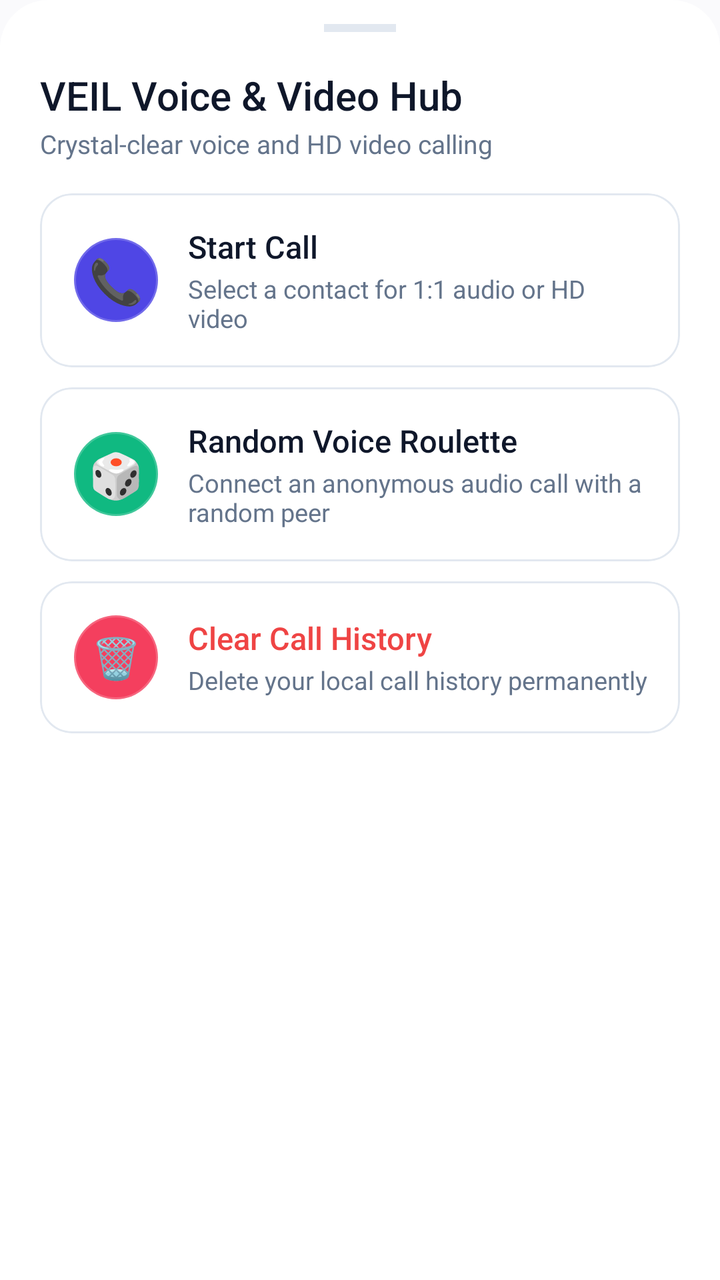
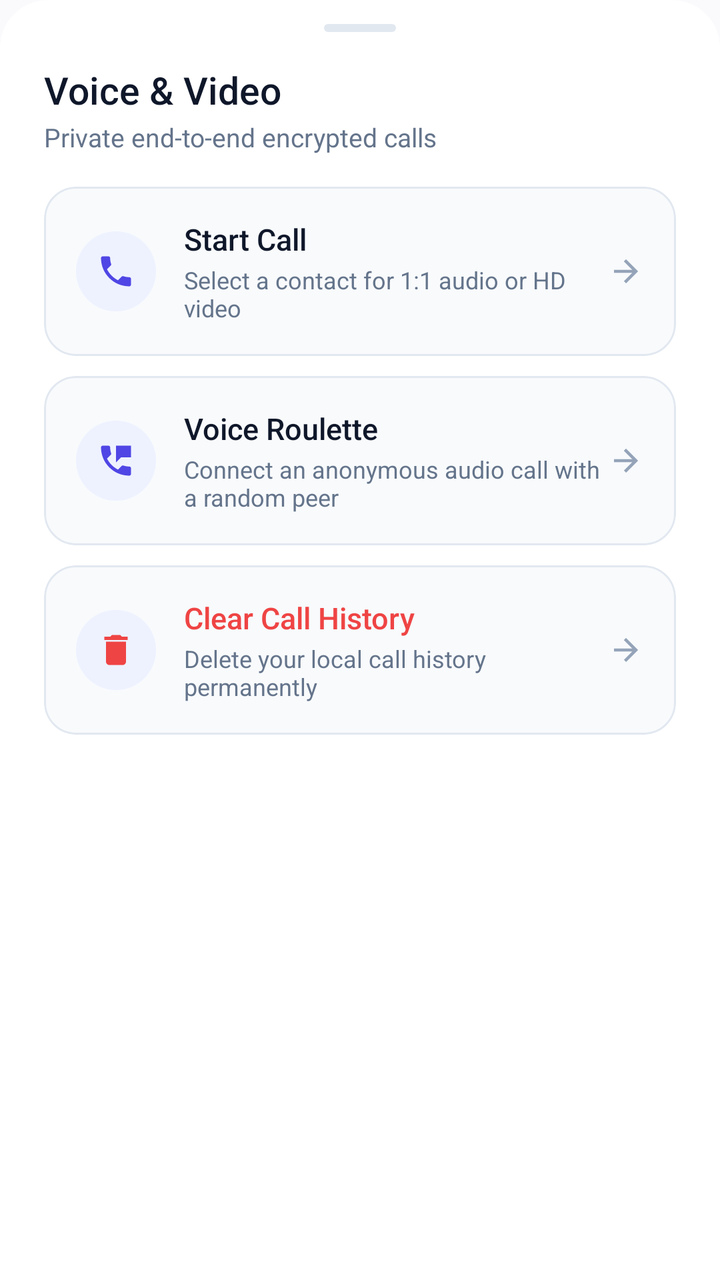

Before-and-after screenshots of an Android layout around one commit, followed by the original layout XML and the change that was made.
<!-- AndroidManifest.xml: application theme Theme.VEIL -->
<!-- res/layout/dialog_call_hub_sheet.xml -->
<?xml version="1.0" encoding="utf-8"?>
<LinearLayout xmlns:android="http://schemas.android.com/apk/res/android"
    xmlns:app="http://schemas.android.com/apk/res-auto"
    android:layout_width="match_parent"
    android:layout_height="wrap_content"
    android:orientation="vertical"
    android:background="@drawable/bottom_sheet_background"
    android:paddingStart="20dp"
    android:paddingEnd="20dp"
    android:paddingTop="12dp"
    android:paddingBottom="24dp">

    
    <View
        android:layout_width="36dp"
        android:layout_height="4dp"
        android:background="@color/colorOutline"
        android:layout_gravity="center_horizontal"
        android:layout_marginBottom="18dp" />

    <TextView
        android:layout_width="wrap_content"
        android:layout_height="wrap_content"
        android:text="VEIL Voice &amp; Video Hub"
        android:textColor="@color/textPrimary"
        android:textSize="20sp"
        android:fontFamily="sans-serif-medium" />

    <TextView
        android:layout_width="wrap_content"
        android:layout_height="wrap_content"
        android:text="Crystal-clear voice and HD video calling"
        android:textColor="@color/textSecondary"
        android:textSize="13sp"
        android:layout_marginTop="2dp"
        android:layout_marginBottom="16dp" />

    
    <com.google.android.material.card.MaterialCardView
        android:id="@+id/cardCallHubDirect"
        android:layout_width="match_parent"
        android:layout_height="wrap_content"
        android:layout_marginBottom="10dp"
        app:cardCornerRadius="16dp"
        app:cardElevation="0dp"
        app:strokeWidth="1dp"
        app:strokeColor="@color/colorOutline"
        app:cardBackgroundColor="@color/colorSurface">

        <LinearLayout
            android:layout_width="match_parent"
            android:layout_height="wrap_content"
            android:orientation="horizontal"
            android:gravity="center_vertical"
            android:padding="16dp">

            <TextView
                android:layout_width="44dp"
                android:layout_height="44dp"
                android:gravity="center"
                android:text="📞"
                android:textSize="22sp"
                android:background="@drawable/bg_swatch_indigo"
                android:layout_marginEnd="14dp" />

            <LinearLayout
                android:layout_width="0dp"
                android:layout_height="wrap_content"
                android:layout_weight="1"
                android:orientation="vertical">

                <TextView
                    android:layout_width="wrap_content"
                    android:layout_height="wrap_content"
                    android:text="Start Call"
                    android:textColor="@color/textPrimary"
                    android:textSize="15.5sp"
                    android:fontFamily="sans-serif-medium" />

                <TextView
                    android:layout_width="wrap_content"
                    android:layout_height="wrap_content"
                    android:text="Select a contact for 1:1 audio or HD video"
                    android:textColor="@color/textSecondary"
                    android:textSize="12.5sp"
                    android:layout_marginTop="2dp" />
            </LinearLayout>
        </LinearLayout>
    </com.google.android.material.card.MaterialCardView>

    
    <com.google.android.material.card.MaterialCardView
        android:id="@+id/cardCallHubRoulette"
        android:layout_width="match_parent"
        android:layout_height="wrap_content"
        android:layout_marginBottom="10dp"
        app:cardCornerRadius="16dp"
        app:cardElevation="0dp"
        app:strokeWidth="1dp"
        app:strokeColor="@color/colorOutline"
        app:cardBackgroundColor="@color/colorSurface">

        <LinearLayout
            android:layout_width="match_parent"
            android:layout_height="wrap_content"
            android:orientation="horizontal"
            android:gravity="center_vertical"
            android:padding="16dp">

            <TextView
                android:layout_width="44dp"
                android:layout_height="44dp"
                android:gravity="center"
                android:text="🎲"
                android:textSize="22sp"
                android:background="@drawable/bg_swatch_emerald"
                android:layout_marginEnd="14dp" />

            <LinearLayout
                android:layout_width="0dp"
                android:layout_height="wrap_content"
                android:layout_weight="1"
                android:orientation="vertical">

                <TextView
                    android:layout_width="wrap_content"
                    android:layout_height="wrap_content"
                    android:text="Random Voice Roulette"
                    android:textColor="@color/textPrimary"
                    android:textSize="15.5sp"
                    android:fontFamily="sans-serif-medium" />

                <TextView
                    android:layout_width="wrap_content"
                    android:layout_height="wrap_content"
                    android:text="Connect an anonymous audio call with a random peer"
                    android:textColor="@color/textSecondary"
                    android:textSize="12.5sp"
                    android:layout_marginTop="2dp" />
            </LinearLayout>
        </LinearLayout>
    </com.google.android.material.card.MaterialCardView>

    
    <com.google.android.material.card.MaterialCardView
        android:id="@+id/cardCallHubClear"
        android:layout_width="match_parent"
        android:layout_height="wrap_content"
        app:cardCornerRadius="16dp"
        app:cardElevation="0dp"
        app:strokeWidth="1dp"
        app:strokeColor="@color/colorOutline"
        app:cardBackgroundColor="@color/colorSurface">

        <LinearLayout
            android:layout_width="match_parent"
            android:layout_height="wrap_content"
            android:orientation="horizontal"
            android:gravity="center_vertical"
            android:padding="16dp">

            <TextView
                android:layout_width="44dp"
                android:layout_height="44dp"
                android:gravity="center"
                android:text="🗑️"
                android:textSize="20sp"
                android:background="@drawable/bg_swatch_rose"
                android:layout_marginEnd="14dp" />

            <LinearLayout
                android:layout_width="0dp"
                android:layout_height="wrap_content"
                android:layout_weight="1"
                android:orientation="vertical">

                <TextView
                    android:layout_width="wrap_content"
                    android:layout_height="wrap_content"
                    android:text="Clear Call History"
                    android:textColor="#EF4444"
                    android:textSize="15.5sp"
                    android:fontFamily="sans-serif-medium" />

                <TextView
                    android:layout_width="wrap_content"
                    android:layout_height="wrap_content"
                    android:text="Delete your local call history permanently"
                    android:textColor="@color/textSecondary"
                    android:textSize="12.5sp"
                    android:layout_marginTop="2dp" />
            </LinearLayout>
        </LinearLayout>
    </com.google.android.material.card.MaterialCardView>

</LinearLayout>
<!-- resources referenced by this layout -->
<resources>
  <!-- drawable bg_swatch_emerald (drawable) -->
  <?xml version="1.0" encoding="utf-8"?>
  <shape xmlns:android="http://schemas.android.com/apk/res/android"
      android:shape="oval">
      <solid android:color="#10B981" />
      <stroke android:width="2dp" android:color="#33FFFFFF" />
  </shape>
  <!-- drawable bg_swatch_indigo (drawable) -->
  <?xml version="1.0" encoding="utf-8"?>
  <shape xmlns:android="http://schemas.android.com/apk/res/android"
      android:shape="oval">
      <solid android:color="#4F46E5" />
      <stroke android:width="2dp" android:color="#33FFFFFF" />
  </shape>
  <!-- drawable bg_swatch_rose (drawable) -->
  <?xml version="1.0" encoding="utf-8"?>
  <shape xmlns:android="http://schemas.android.com/apk/res/android"
      android:shape="oval">
      <solid android:color="#F43F5E" />
      <stroke android:width="2dp" android:color="#33FFFFFF" />
  </shape>
  <style name="Base.Theme.VEIL" parent="Theme.Material3.DayNight.NoActionBar">
          <item name="android:statusBarColor">@android:color/transparent</item>
          <item name="android:navigationBarColor">@android:color/transparent</item>
          <item name="android:windowLightStatusBar" tools:targetApi="m">true</item>
          <item name="colorPrimary">@color/colorPrimary</item>
          <item name="colorOnPrimary">@color/colorOnPrimary</item>
          <item name="colorPrimaryContainer">@color/colorPrimaryContainer</item>
          <item name="colorOnPrimaryContainer">@color/colorOnPrimaryContainer</item>
          <item name="colorSurface">@color/colorSurface</item>
          <item name="colorSurfaceVariant">@color/colorSurfaceVariant</item>
          <item name="colorOutline">@color/colorOutline</item>
          <item name="android:colorBackground">@color/colorBackground</item>
          <item name="bottomSheetDialogTheme">@style/ModernBottomSheetDialogTheme</item>
      </style>
  <!-- unchanged entries left out for length: 14 -->
</resources>

<!-- the commit's change to res/layout/dialog_call_hub_sheet.xml (unified diff, before → after) -->
@@ -3,37 +3,37 @@
     xmlns:app="http://schemas.android.com/apk/res-auto"
     android:layout_width="match_parent"
     android:layout_height="wrap_content"
+    android:background="@drawable/bottom_sheet_background"
     android:orientation="vertical"
-    android:background="@drawable/bottom_sheet_background"
-    android:paddingStart="20dp"
-    android:paddingEnd="20dp"
+    android:paddingStart="22dp"
     android:paddingTop="12dp"
-    android:paddingBottom="24dp">
+    android:paddingEnd="22dp"
+    android:paddingBottom="26dp">
 
     
     <View
         android:layout_width="36dp"
         android:layout_height="4dp"
-        android:background="@color/colorOutline"
         android:layout_gravity="center_horizontal"
-        android:layout_marginBottom="18dp" />
+        android:layout_marginBottom="16dp"
+        android:background="@drawable/bg_persona_drag_handle" />
 
     <TextView
         android:layout_width="wrap_content"
         android:layout_height="wrap_content"
-        android:text="VEIL Voice &amp; Video Hub"
+        android:fontFamily="sans-serif-medium"
+        android:text="Voice &amp; Video"
         android:textColor="@color/textPrimary"
-        android:textSize="20sp"
-        android:fontFamily="sans-serif-medium" />
+        android:textSize="19sp" />
 
     <TextView
         android:layout_width="wrap_content"
         android:layout_height="wrap_content"
-        android:text="Crystal-clear voice and HD video calling"
+        android:layout_marginTop="2dp"
+        android:layout_marginBottom="16dp"
+        android:text="Private end-to-end encrypted calls"
         android:textColor="@color/textSecondary"
-        android:textSize="13sp"
-        android:layout_marginTop="2dp"
-        android:layout_marginBottom="16dp" />
+        android:textSize="13sp" />
 
     
     <com.google.android.material.card.MaterialCardView
@@ -41,27 +41,34 @@
         android:layout_width="match_parent"
         android:layout_height="wrap_content"
         android:layout_marginBottom="10dp"
+        android:clickable="true"
+        android:focusable="true"
+        app:cardBackgroundColor="@color/colorSurfaceContainerLow"
         app:cardCornerRadius="16dp"
         app:cardElevation="0dp"
-        app:strokeWidth="1dp"
         app:strokeColor="@color/colorOutline"
-        app:cardBackgroundColor="@color/colorSurface">
+        app:strokeWidth="1dp">
 
         <LinearLayout
             android:layout_width="match_parent"
             android:layout_height="wrap_content"
+            android:gravity="center_vertical"
             android:orientation="horizontal"
-            android:gravity="center_vertical"
             android:padding="16dp">
 
-            <TextView
-                android:layout_width="44dp"
-                android:layout_height="44dp"
-                android:gravity="center"
-                android:text="📞"
-                android:textSize="22sp"
-                android:background="@drawable/bg_swatch_indigo"
-                android:layout_marginEnd="14dp" />
+            <FrameLayout
+                android:layout_width="40dp"
+                android:layout_height="40dp"
+                android:layout_marginEnd="14dp"
+                android:background="@drawable/bg_persona_avatar_circle">
+
+                <ImageView
+                    android:layout_width="20dp"
+                    android:layout_height="20dp"
+                    android:layout_gravity="center"
+                    android:src="@drawable/ic_call"
+                    app:tint="@color/colorPrimary" />
+            </FrameLayout>
 
             <LinearLayout
                 android:layout_width="0dp"
@@ -72,19 +79,25 @@
                 <TextView
                     android:layout_width="wrap_content"
                     android:layout_height="wrap_content"
+                    android:fontFamily="sans-serif-medium"
                     android:text="Start Call"
                     android:textColor="@color/textPrimary"
-                    android:textSize="15.5sp"
-                    android:fontFamily="sans-serif-medium" />
-
-                <TextView
-                    android:layout_width="wrap_content"
-                    android:layout_height="wrap_content"
+                    android:textSize="15sp" />
+
+                <TextView
+                    android:layout_width="wrap_content"
+                    android:layout_height="wrap_content"
+                    android:layout_marginTop="2dp"
                     android:text="Select a contact for 1:1 audio or HD video"
                     android:textColor="@color/textSecondary"
-                    android:textSize="12.5sp"
-                    android:layout_marginTop="2dp" />
+                    android:textSize="12sp" />
             </LinearLayout>
+
+            <ImageView
+                android:layout_width="18dp"
+                android:layout_height="18dp"
+                android:src="@drawable/ic_arrow_forward"
+                app:tint="@color/textTertiary" />
         </LinearLayout>
     </com.google.android.material.card.MaterialCardView>
 
@@ -94,27 +107,34 @@
         android:layout_width="match_parent"
         android:layout_height="wrap_content"
         android:layout_marginBottom="10dp"
+        android:clickable="true"
+        android:focusable="true"
+        app:cardBackgroundColor="@color/colorSurfaceContainerLow"
         app:cardCornerRadius="16dp"
         app:cardElevation="0dp"
-        app:strokeWidth="1dp"
         app:strokeColor="@color/colorOutline"
-        app:cardBackgroundColor="@color/colorSurface">
+        app:strokeWidth="1dp">
 
         <LinearLayout
             android:layout_width="match_parent"
             android:layout_height="wrap_content"
+            android:gravity="center_vertical"
             android:orientation="horizontal"
-            android:gravity="center_vertical"
             android:padding="16dp">
 
-            <TextView
-                android:layout_width="44dp"
-                android:layout_height="44dp"
-                android:gravity="center"
-                android:text="🎲"
-                android:textSize="22sp"
-                android:background="@drawable/bg_swatch_emerald"
-                android:layout_marginEnd="14dp" />
+            <FrameLayout
+                android:layout_width="40dp"
+                android:layout_height="40dp"
+                android:layout_marginEnd="14dp"
+                android:background="@drawable/bg_persona_avatar_circle">
+
+                <ImageView
+                    android:layout_width="20dp"
+                    android:layout_height="20dp"
+                    android:layout_gravity="center"
+                    android:src="@drawable/ic_calls"
+                    app:tint="@color/colorPrimary" />
+            </FrameLayout>
 
             <LinearLayout
                 android:layout_width="0dp"
@@ -125,19 +145,25 @@
                 <TextView
                     android:layout_width="wrap_content"
                     android:layout_height="wrap_content"
-                    android:text="Random Voice Roulette"
+                    android:fontFamily="sans-serif-medium"
+                    android:text="Voice Roulette"
                     android:textColor="@color/textPrimary"
-                    android:textSize="15.5sp"
-                    android:fontFamily="sans-serif-medium" />
-
-                <TextView
-                    android:layout_width="wrap_content"
-                    android:layout_height="wrap_content"
+                    android:textSize="15sp" />
+
+                <TextView
+                    android:layout_width="wrap_content"
+                    android:layout_height="wrap_content"
+                    android:layout_marginTop="2dp"
                     android:text="Connect an anonymous audio call with a random peer"
                     android:textColor="@color/textSecondary"
-                    android:textSize="12.5sp"
-                    android:layout_marginTop="2dp" />
+                    android:textSize="12sp" />
             </LinearLayout>
+
+            <ImageView
+                android:layout_width="18dp"
+                android:layout_height="18dp"
+                android:src="@drawable/ic_arrow_forward"
+                app:tint="@color/textTertiary" />
         </LinearLayout>
     </com.google.android.material.card.MaterialCardView>
 
@@ -146,27 +172,34 @@
         android:id="@+id/cardCallHubClear"
         android:layout_width="match_parent"
         android:layout_height="wrap_content"
+        android:clickable="true"
+        android:focusable="true"
+        app:cardBackgroundColor="@color/colorSurfaceContainerLow"
         app:cardCornerRadius="16dp"
         app:cardElevation="0dp"
-        app:strokeWidth="1dp"
         app:strokeColor="@color/colorOutline"
-        app:cardBackgroundColor="@color/colorSurface">
+        app:strokeWidth="1dp">
 
         <LinearLayout
             android:layout_width="match_parent"
             android:layout_height="wrap_content"
+            android:gravity="center_vertical"
             android:orientation="horizontal"
-            android:gravity="center_vertical"
             android:padding="16dp">
 
-            <TextView
-                android:layout_width="44dp"
-                android:layout_height="44dp"
-                android:gravity="center"
-                android:text="🗑️"
-                android:textSize="20sp"
-                android:background="@drawable/bg_swatch_rose"
-                android:layout_marginEnd="14dp" />
+            <FrameLayout
+                android:layout_width="40dp"
+                android:layout_height="40dp"
+                android:layout_marginEnd="14dp"
+                android:background="@drawable/bg_persona_avatar_circle">
+
+                <ImageView
+                    android:layout_width="20dp"
+                    android:layout_height="20dp"
+                    android:layout_gravity="center"
+                    android:src="@drawable/ic_delete"
+                    app:tint="#EF4444" />
+            </FrameLayout>
 
             <LinearLayout
                 android:layout_width="0dp"
@@ -177,19 +210,25 @@
                 <TextView
                     android:layout_width="wrap_content"
                     android:layout_height="wrap_content"
+                    android:fontFamily="sans-serif-medium"
                     android:text="Clear Call History"
                     android:textColor="#EF4444"
-                    android:textSize="15.5sp"
-                    android:fontFamily="sans-serif-medium" />
-
-                <TextView
-                    android:layout_width="wrap_content"
-                    android:layout_height="wrap_content"
+                    android:textSize="15sp" />
+
+                <TextView
+                    android:layout_width="wrap_content"
+                    android:layout_height="wrap_content"
+                    android:layout_marginTop="2dp"
                     android:text="Delete your local call history permanently"
                     android:textColor="@color/textSecondary"
-                    android:textSize="12.5sp"
-                    android:layout_marginTop="2dp" />
+                    android:textSize="12sp" />
             </LinearLayout>
+
+            <ImageView
+                android:layout_width="18dp"
+                android:layout_height="18dp"
+                android:src="@drawable/ic_arrow_forward"
+                app:tint="@color/textTertiary" />
         </LinearLayout>
     </com.google.android.material.card.MaterialCardView>
 
<!-- resource entries referenced after the edit -->
@@ -1,26 +1,62 @@
 <!-- resources referenced by this layout -->
 <resources>
-  <!-- drawable bg_swatch_emerald (drawable) -->
+  <color name="colorSurfaceContainerLow">#F8FAFC</color>
+  <color name="textTertiary">#94A3B8</color>
+  <!-- drawable bg_persona_avatar_circle (drawable) -->
   <?xml version="1.0" encoding="utf-8"?>
   <shape xmlns:android="http://schemas.android.com/apk/res/android"
       android:shape="oval">
-      <solid android:color="#10B981" />
-      <stroke android:width="2dp" android:color="#33FFFFFF" />
+      <solid android:color="@color/colorSecondaryContainer" />
   </shape>
-  <!-- drawable bg_swatch_indigo (drawable) -->
+  <!-- drawable bg_persona_drag_handle (drawable) -->
   <?xml version="1.0" encoding="utf-8"?>
   <shape xmlns:android="http://schemas.android.com/apk/res/android"
-      android:shape="oval">
-      <solid android:color="#4F46E5" />
-      <stroke android:width="2dp" android:color="#33FFFFFF" />
+      android:shape="rectangle">
+      <solid android:color="@color/colorOutline" />
+      <corners android:radius="2dp" />
   </shape>
-  <!-- drawable bg_swatch_rose (drawable) -->
-  <?xml version="1.0" encoding="utf-8"?>
-  <shape xmlns:android="http://schemas.android.com/apk/res/android"
-      android:shape="oval">
-      <solid android:color="#F43F5E" />
-      <stroke android:width="2dp" android:color="#33FFFFFF" />
-  </shape>
+  <!-- drawable ic_arrow_forward (drawable) -->
+  <vector xmlns:android="http://schemas.android.com/apk/res/android"
+      android:width="24dp"
+      android:height="24dp"
+      android:viewportWidth="24"
+      android:viewportHeight="24">
+      <path
+          android:fillColor="@color/text_primary"
+          android:pathData="M12,4l-1.41,1.41L16.17,11H4v2h12.17l-5.58,5.59L12,20l8,-8z"/>
+  </vector>
+  <!-- drawable ic_call (drawable) -->
+  <vector xmlns:android="http://schemas.android.com/apk/res/android"
+      android:width="24dp"
+      android:height="24dp"
+      android:viewportWidth="24"
+      android:viewportHeight="24">
+      <path
+          android:fillColor="@color/text_primary"
+          android:pathData="M20,15.5c-1.25,0 -2.45,-0.2 -3.57,-0.57 -0.35,-0.11 -0.74,-0.03 -1.02,0.24l-2.2,2.2c-2.83,-1.44 -5.15,-3.75 -6.59,-6.59l2.2,-2.21c0.28,-0.26 0.36,-0.65 0.25,-1C8.7,6.45 8.5,5.25 8.5,4c0,-0.55 -0.45,-1 -1,-1H4c-0.55,0 -1,0.45 -1,1 0,9.39 7.61,17 17,17 0.55,0 1,-0.45 1,-1v-3.5c0,-0.55 -0.45,-1 -1,-1z"/>
+  </vector>
+  <!-- drawable ic_calls (drawable) -->
+  <vector xmlns:android="http://schemas.android.com/apk/res/android"
+      android:width="24dp"
+      android:height="24dp"
+      android:viewportWidth="24"
+      android:viewportHeight="24">
+      <path
+          android:fillColor="@color/text_primary"
+          android:pathData="M20,15.5c-1.25,0 -2.45,-0.2 -3.57,-0.57 -0.35,-0.11 -0.74,-0.03 -1.02,0.24l-2.2,2.2c-2.83,-1.44 -5.15,-3.75 -6.59,-6.59l2.2,-2.21c0.28,-0.26 0.36,-0.65 0.25,-1C8.7,6.45 8.5,5.25 8.5,4c0,-0.55 -0.45,-1 -1,-1H4c-0.55,0 -1,0.45 -1,1 0,9.39 7.61,17 17,17 0.55,0 1,-0.45 1,-1v-3.5c0,-0.55 -0.45,-1 -1,-1zM12,3v10l3,-3h6V3H12z"/>
+  </vector>
+  <!-- drawable ic_delete (drawable) -->
+  <vector xmlns:android="http://schemas.android.com/apk/res/android"
+      android:width="24dp"
+      android:height="24dp"
+      android:viewportWidth="24"
+      android:viewportHeight="24">
+      <path
+          android:fillColor="#FFFFFF"
+          android:pathData="M6,19c0,1.1 0.9,2 2,2h8c1.1,0 2,-0.9 2,-2V7H6v12zM19,4h-3.5l-1,-1h-5l-1,1H5v2h14V4z"/>
+  </vector>
+  <color name="colorSecondaryContainer">#EEF2FF</color>
+  <color name="text_primary">#0F172A</color>
   <style name="Base.Theme.VEIL" parent="Theme.Material3.DayNight.NoActionBar">
           <item name="android:statusBarColor">@android:color/transparent</item>
           <item name="android:navigationBarColor">@android:color/transparent</item>
@@ -29,12 +65,44 @@
           <item name="colorOnPrimary">@color/colorOnPrimary</item>
           <item name="colorPrimaryContainer">@color/colorPrimaryContainer</item>
           <item name="colorOnPrimaryContainer">@color/colorOnPrimaryContainer</item>
+          <item name="colorSecondary">@color/colorSecondary</item>
+          <item name="colorOnSecondary">@color/colorOnSecondary</item>
+          <item name="colorSecondaryContainer">@color/colorSecondaryContainer</item>
+          <item name="colorOnSecondaryContainer">@color/colorOnSecondaryContainer</item>
+          <item name="colorTertiary">@color/colorTertiary</item>
+          <item name="colorOnTertiary">@color/colorOnTertiary</item>
+          <item name="colorTertiaryContainer">@color/colorTertiaryContainer</item>
+          <item name="colorOnTertiaryContainer">@color/colorOnTertiaryContainer</item>
           <item name="colorSurface">@color/colorSurface</item>
+          <item name="colorOnSurface">@color/colorOnSurface</item>
           <item name="colorSurfaceVariant">@color/colorSurfaceVariant</item>
+          <item name="colorOnSurfaceVariant">@color/colorOnSurfaceVariant</item>
+          <item name="colorSurfaceDim">@color/colorSurfaceDim</item>
+          <item name="colorSurfaceBright">@color/colorSurfaceBright</item>
+          <item name="colorSurfaceContainerLowest">@color/colorSurfaceContainerLowest</item>
+          <item name="colorSurfaceContainerLow">@color/colorSurfaceContainerLow</item>
+          <item name="colorSurfaceContainer">@color/colorSurfaceContainer</item>
+          <item name="colorSurfaceContainerHigh">@color/colorSurfaceContainerHigh</item>
+          <item name="colorSurfaceContainerHighest">@color/colorSurfaceContainerHighest</item>
           <item name="colorOutline">@color/colorOutline</item>
           <item name="android:colorBackground">@color/colorBackground</item>
           <item name="bottomSheetDialogTheme">@style/ModernBottomSheetDialogTheme</item>
       </style>
+  <color name="colorSecondary">#0D9488</color>
+  <color name="colorOnSecondary">#FFFFFF</color>
+  <color name="colorOnSecondaryContainer">#3730A3</color>
+  <color name="colorTertiary">#06B6D4</color>
+  <color name="colorOnTertiary">#FFFFFF</color>
+  <color name="colorTertiaryContainer">#ECFEFF</color>
+  <color name="colorOnTertiaryContainer">#155E75</color>
+  <color name="colorOnSurface">#0F172A</color>
+  <color name="colorOnSurfaceVariant">#475569</color>
+  <color name="colorSurfaceDim">#E2E8F0</color>
+  <color name="colorSurfaceBright">#FFFFFF</color>
+  <color name="colorSurfaceContainerLowest">#FFFFFF</color>
+  <color name="colorSurfaceContainer">#F1F5F9</color>
+  <color name="colorSurfaceContainerHigh">#E2E8F0</color>
+  <color name="colorSurfaceContainerHighest">#CBD5E1</color>
   <!-- unchanged entries left out for length: 14 -->
 </resources>
 
